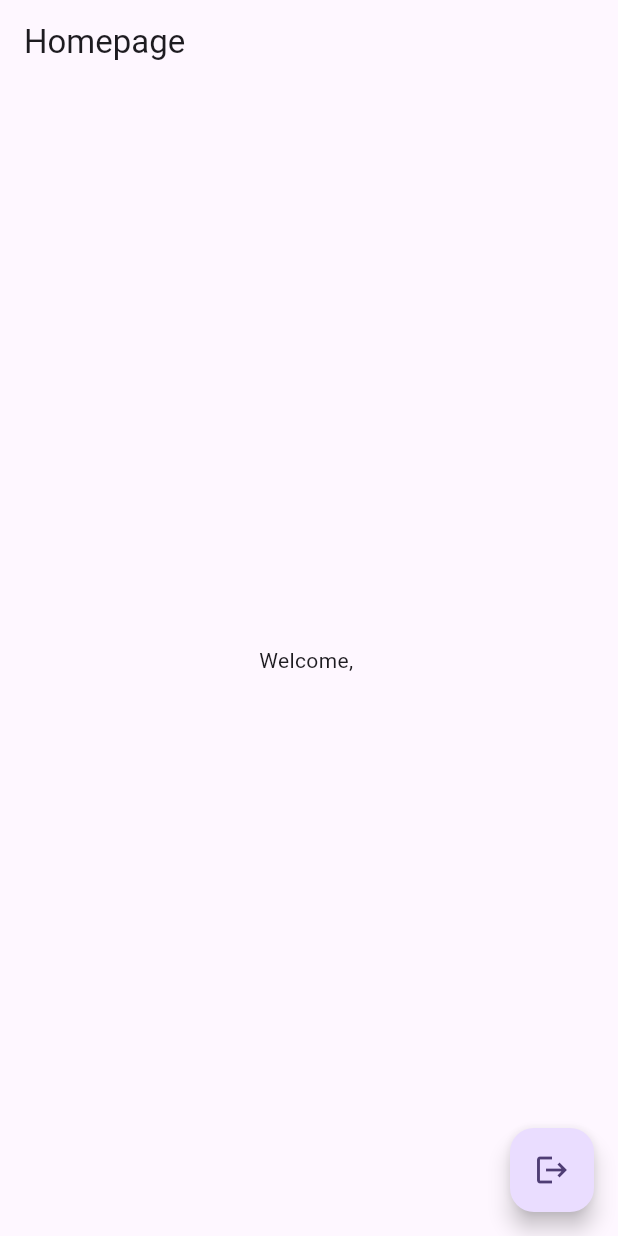
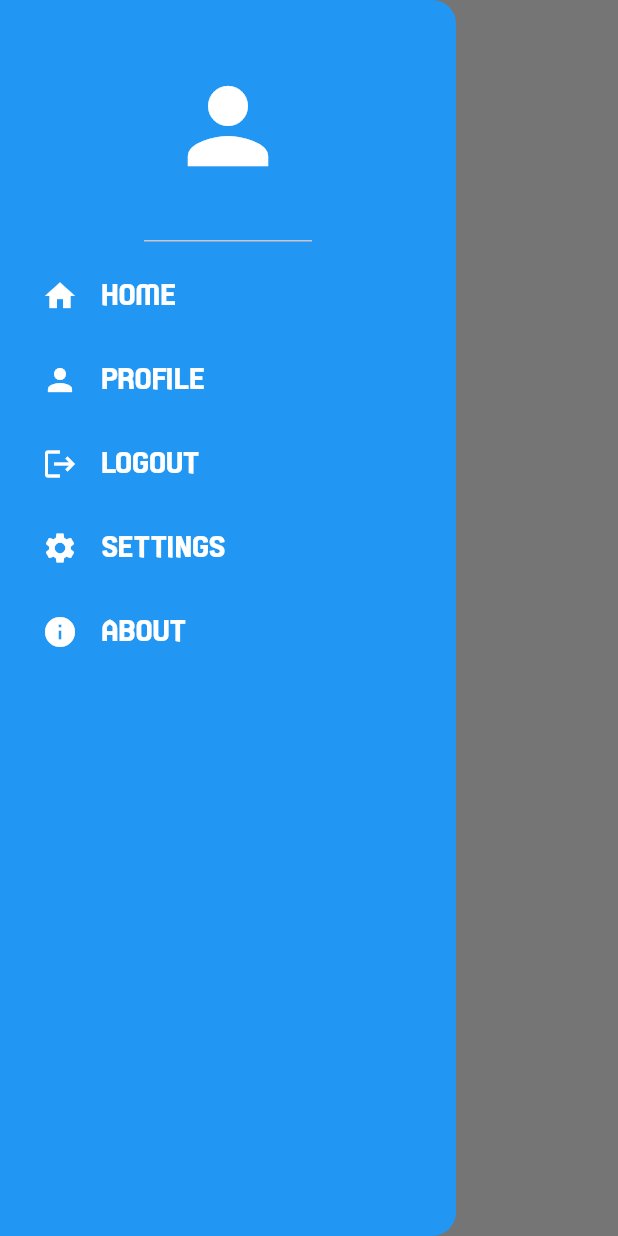
Before and after one commit to 1Shibam/inkflow-Doodle-Drawing-App-, a Flutter app: the screen it shows once a user with an empty profile is signed in, with the side drawer open (before the commit the screen has no drawer), on a phone screen of 412 x 824 dp. Run offline on Flutter 3.47's test engine with Material 3 defaults, Android fonts, the phone set to English and light mode, and no system bars; our stand-ins replace cloud_firestore, firebase_auth, firebase_core, flutter_svg, flutter_svg_provider, get and 2 more; missing offline and left inert: dart:ffi; accounts and stored records are empty; network calls fail.

```diff
--- /dev/null
+++ b/lib/methods/my_list_tile.dart
@@ -0,0 +1,31 @@
+// ignore_for_file: must_be_immutable
+
+import 'package:flutter/material.dart';
+
+class MyListTile extends StatelessWidget {
+  final IconData icon;
+  final String text;
+  final void Function()? onTap;
+
+  const MyListTile(
+      {super.key, required this.icon, required this.text, required this.onTap});
+
+  @override
+  Widget build(BuildContext context) {
+    return Padding(
+      padding: const EdgeInsets.only(left: 12.0),
+      child: ListTile(
+        leading: Icon(
+          icon,
+          color: Colors.white,
+        ),
+        onTap: onTap,
+        title: Text(
+          text,
+          style: TextStyle(
+              fontFamily: 'Technoma', fontSize: 20, color: Colors.white),
+        ),
+      ),
+    );
+  }
+}
--- /dev/null
+++ b/lib/methods/mydrawer.dart
@@ -0,0 +1,86 @@
+import 'package:firebase_auth/firebase_auth.dart';
+import 'package:flutter/material.dart';
+import 'package:inkflow/auth/wrapper.dart';
+import 'package:inkflow/methods/loader.dart';
+import 'package:inkflow/methods/my_list_tile.dart';
+import 'package:inkflow/pages/about_page.dart';
+import 'package:inkflow/pages/profile_page.dart';
+
+class Mydrawer extends StatefulWidget {
+  const Mydrawer({super.key});
+
+  @override
+  State<Mydrawer> createState() => _MydrawerState();
+}
+
+class _MydrawerState extends State<Mydrawer> {
+  signout() async {
+    await FirebaseAuth.instance.signOut();
+    Navigator.pushReplacement(
+      context,
+      MaterialPageRoute(builder: (context) => const Wrapper()),
+    );
+  }
+
+  @override
+  Widget build(BuildContext context) {
+    return Drawer(
+      backgroundColor: Colors.blue.withOpacity(1),
+      child: Column(
+        children: [
+          //header of drawer
+          const Align(
+            alignment: Alignment.topCenter,
+            child: DrawerHeader(
+                child: Icon(
+              Icons.person,
+              color: Colors.white,
+              size: 80,
+            )),
+          ),
+          MyListTile(
+            icon: Icons.home,
+            text: 'HOME',
+            onTap: () {
+              Navigator.pop(context);
+            },
+          ),
+          MyListTile(
+            icon: Icons.person,
+            text: 'PROFILE',
+            onTap: () {
+              myDialog.myLoader(
+                  context, ProfilePage(), 'assets/images/cat animation.gif');
+            },
+          ),
+          MyListTile(
+            icon: Icons.logout,
+            text: 'LOGOUT',
+            onTap: () {
+              signout();
+            },
+          ),
+          MyListTile(
+            icon: Icons.settings,
+            text: 'SETTINGS',
+            onTap: () {},
+          ),
+          MyListTile(
+            icon: Icons.info,
+            text: 'ABOUT',
+            onTap: () {
+              myDialog.myLoader(
+                  context, AboutPage(), 'assets/images/loaderAnimation.gif');
+            },
+          ),
+
+          //home list title
+
+          //profile list title
+
+          //logout list title
+        ],
+      ),
+    );
+  }
+}
--- a/lib/pages/gharpage.dart
+++ b/lib/pages/gharpage.dart
@@ -4,6 +4,7 @@ import 'package:cloud_firestore/cloud_firestore.dart';
 import 'package:firebase_auth/firebase_auth.dart';
 import 'package:flutter/material.dart';
 import 'package:inkflow/auth/wrapper.dart';
+import 'package:inkflow/methods/mydrawer.dart';
 
 class Gharpage extends StatefulWidget {
   const Gharpage({super.key});
@@ -42,7 +43,10 @@ class _GharpageState extends State<Gharpage> {
     return Scaffold(
       appBar: AppBar(
         title: Text('Homepage'),
+        backgroundColor: Colors.white,
       ),
+      backgroundColor: Colors.white,
+      drawer: Mydrawer(),
       body: Center(
         child: Column(
           mainAxisAlignment: MainAxisAlignment.center,
@@ -55,10 +59,6 @@ class _GharpageState extends State<Gharpage> {
           ],
         ),
       ),
-      floatingActionButton: FloatingActionButton(
-        onPressed: signout,
-        child: const Icon(Icons.logout),
-      ),
     );
   }
 }
--- a/lib/pages/login.dart
+++ b/lib/pages/login.dart
@@ -4,6 +4,7 @@ import 'dart:ffi';
 import 'dart:ui';
 import 'package:flutter/rendering.dart';
 import 'package:inkflow/pages/gharpage.dart';
+import 'package:inkflow/services/auth_service.dart';
 
 import '../methods/loader.dart';
 
@@ -331,7 +332,9 @@ class _LoginState extends State<Login> {
                               mainAxisAlignment: MainAxisAlignment.spaceEvenly,
                               children: <Widget>[
                                 IconButton(
-                                    onPressed: () {},
+                                    onPressed: () {
+                                      authService().signInWithGoogle();
+                                    },
                                     icon: SvgPicture.asset(
                                         'assets/images/google.svg'))
                               ],
--- a/lib/pages/signup_page.dart
+++ b/lib/pages/signup_page.dart
@@ -8,6 +8,7 @@ import 'package:get/get_core/src/get_main.dart';
 import 'package:get/get_navigation/get_navigation.dart';
 import 'package:inkflow/auth/wrapper.dart';
 import 'package:inkflow/methods/snackbar.dart';
+import 'package:inkflow/services/auth_service.dart';
 
 class SignupPage extends StatefulWidget {
   const SignupPage({super.key});
@@ -280,7 +281,9 @@ class _SignupPageState extends State<SignupPage> {
                   mainAxisAlignment: MainAxisAlignment.spaceEvenly,
                   children: <Widget>[
                     IconButton(
-                        onPressed: () {},
+                        onPressed: () {
+                          authService().signInWithGoogle();
+                        },
                         icon: SvgPicture.asset('assets/images/google.svg'))
                   ],
                 ),
--- a/lib/read_data/get_user_name.dart
+++ b/lib/read_data/get_user_name.dart
@@ -17,7 +17,7 @@ class GetUserName extends StatelessWidget {
               snapshot.data!.data() as Map<String, dynamic>;
           return Text('Name : ${data['name']}');
         }
-        return Text('loading....');
+        return Text('user');
       },
     );
   }
--- a/pubspec.yaml
+++ b/pubspec.yaml
@@ -38,12 +38,14 @@ dependencies:
   svg_image: ^0.0.5
   flutter_svg_provider: ^1.0.7
   animated_text_kit: ^4.2.2
-  firebase_core: ^3.6.0
+
   firebase_auth: ^5.3.1
   permission_handler: ^11.3.1
   get: ^4.6.6
   flutter_svg: ^2.0.4
   cloud_firestore: ^5.4.4
+  google_sign_in: ^6.2.2
+  firebase_core: ^3.6.0
 
 
 
```
Also changed, not shown: lib/pages/about_page.dart (added, +150 -0 lines), lib/pages/profile_page.dart (added, +29 -0 lines), lib/services/auth_service.dart (added, +24 -0 lines), lib/pages/file_creation_page.dart (added), pubspec.lock, 2 other files.
